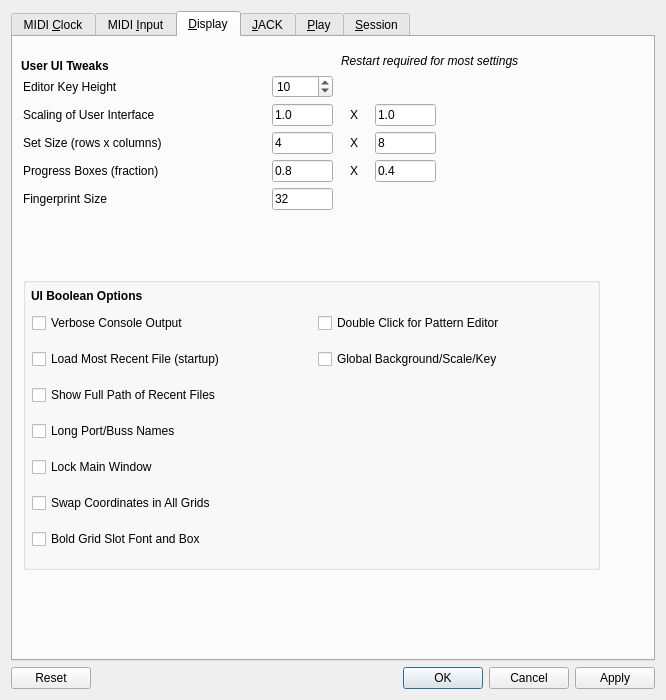
Qt form seq_qt5/forms/qseditoptions.ui (ahlstromcj/seq66) before a commit.
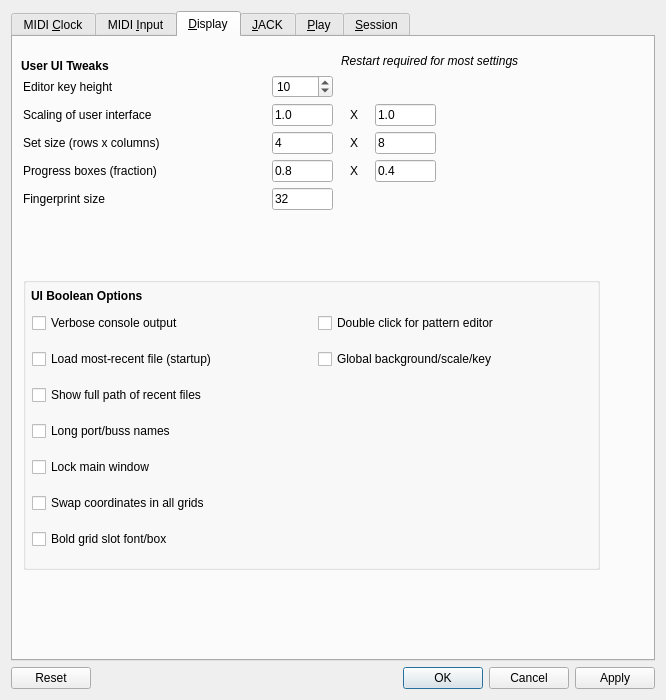
The same form after that commit. The open tabs and pages were chosen to show the change.

Commit message: Fixes to modify status of time-signature in main window.

What changed in the file:
```diff
--- a/seq_qt5/forms/qseditoptions.ui
+++ b/seq_qt5/forms/qseditoptions.ui
@@ -738,14 +738,14 @@
          <item row="3" column="0">
           <widget class="QCheckBox" name="checkBoxLongBussNames">
            <property name="text">
-            <string>Long Port/Buss Names</string>
+            <string>Long port/buss names</string>
            </property>
           </widget>
          </item>
          <item row="5" column="0">
           <widget class="QCheckBox" name="checkBoxSwapCoordinates">
            <property name="text">
-            <string>Swap Coordinates in All Grids</string>
+            <string>Swap coordinates in all grids</string>
            </property>
           </widget>
          </item>
@@ -755,14 +755,14 @@
             <string/>
            </property>
            <property name="text">
-            <string>Show Full Path of Recent Files</string>
+            <string>Show full path of recent files</string>
            </property>
           </widget>
          </item>
          <item row="4" column="0">
           <widget class="QCheckBox" name="checkBoxLockMainWindow">
            <property name="text">
-            <string>Lock Main Window</string>
+            <string>Lock main window</string>
            </property>
           </widget>
          </item>
@@ -772,7 +772,7 @@
             <string/>
            </property>
            <property name="text">
-            <string>Load Most Recent File (startup)</string>
+            <string>Load most-recent file (startup)</string>
            </property>
           </widget>
          </item>
@@ -785,28 +785,28 @@
             <string/>
            </property>
            <property name="text">
-            <string>Verbose Console Output</string>
+            <string>Verbose console output</string>
            </property>
           </widget>
          </item>
          <item row="6" column="0">
           <widget class="QCheckBox" name="checkBoxBoldGridSlots">
            <property name="text">
-            <string>Bold Grid Slot Font and Box</string>
+            <string>Bold grid slot font/box</string>
            </property>
           </widget>
          </item>
          <item row="0" column="1">
           <widget class="QCheckBox" name="checkBoxDoubleClickEdit">
            <property name="text">
-            <string>Double Click for Pattern Editor</string>
+            <string>Double click for pattern editor</string>
            </property>
           </widget>
          </item>
          <item row="1" column="1">
           <widget class="QCheckBox" name="checkBoxGlobalSeqFeature">
            <property name="text">
-            <string>Global Background/Scale/Key</string>
+            <string>Global background/scale/key</string>
            </property>
           </widget>
          </item>
@@ -882,7 +882,7 @@
         <item row="1" column="0">
          <widget class="QLabel" name="labelUiScaling">
           <property name="text">
-           <string>Scaling of User Interface</string>
+           <string>Scaling of user interface</string>
           </property>
          </widget>
         </item>
@@ -937,7 +937,7 @@
 A primitive way to zoom.</string>
           </property>
           <property name="text">
-           <string>Editor Key Height</string>
+           <string>Editor key height</string>
           </property>
          </widget>
         </item>
@@ -947,7 +947,7 @@
            <bool>true</bool>
           </property>
           <property name="text">
-           <string>Set Size (rows x columns)</string>
+           <string>Set size (rows x columns)</string>
           </property>
          </widget>
         </item>
@@ -971,7 +971,7 @@
            <bool>true</bool>
           </property>
           <property name="text">
-           <string>Progress Boxes (fraction)</string>
+           <string>Progress boxes (fraction)</string>
           </property>
          </widget>
         </item>
@@ -1005,7 +1005,7 @@
            <bool>true</bool>
           </property>
           <property name="text">
-           <string>Fingerprint Size</string>
+           <string>Fingerprint size</string>
           </property>
          </widget>
         </item>
```
Left out of the diff: 16 changed lines with no effect on the pictures. The commit also changes 13 other files.
